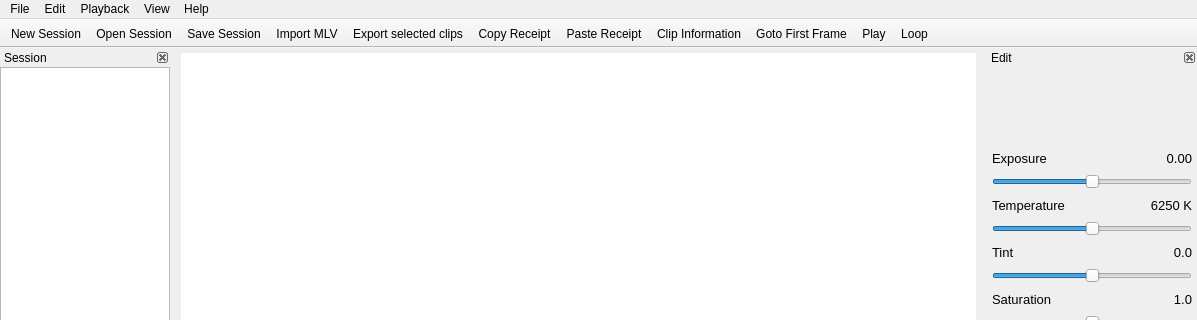
The window that platform/qt/MainWindow.ui (ilia3101/MLV-App) describes before a commit, drawn with Qt 5; both pictures show x 0 to 1197 and y 0 to 320 of the 1197 by 855 pixel window.
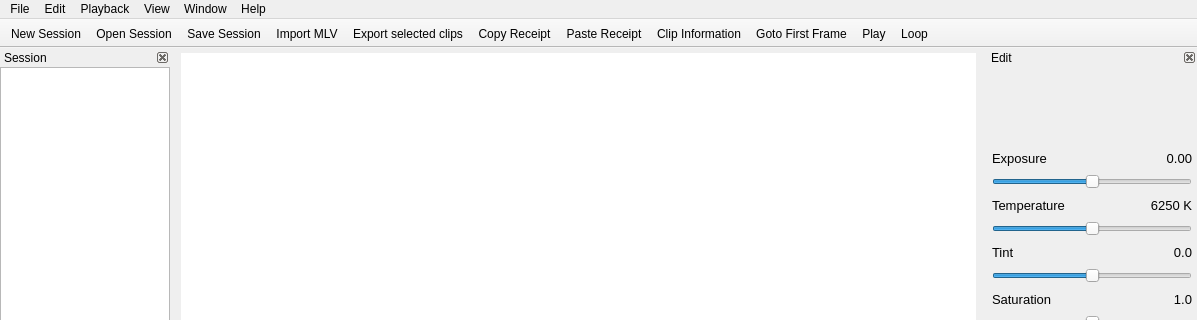
The same window after the commit. Icons and pictures are not drawn. Custom widgets are drawn as their Qt base class.

Commit message: QtApp: Added "Window" Menu

Patch:
```diff
--- a/platform/qt/MainWindow.ui
+++ b/platform/qt/MainWindow.ui
@@ -172,10 +172,18 @@
     <addaction name="actionShowHistogram"/>
     <addaction name="actionShowWaveFormMonitor"/>
    </widget>
+   <widget class="QMenu" name="menuWindow">
+    <property name="title">
+     <string>Window</string>
+    </property>
+    <addaction name="actionMinimize"/>
+    <addaction name="actionMaximize"/>
+   </widget>
    <addaction name="menuFile"/>
    <addaction name="menuEdit"/>
    <addaction name="menuPlayback"/>
    <addaction name="menuView"/>
+   <addaction name="menuWindow"/>
    <addaction name="menuHelp"/>
   </widget>
   <widget class="QToolBar" name="mainToolBar">
```
Left out of the diff: 45 changed lines with no effect on the pictures.
